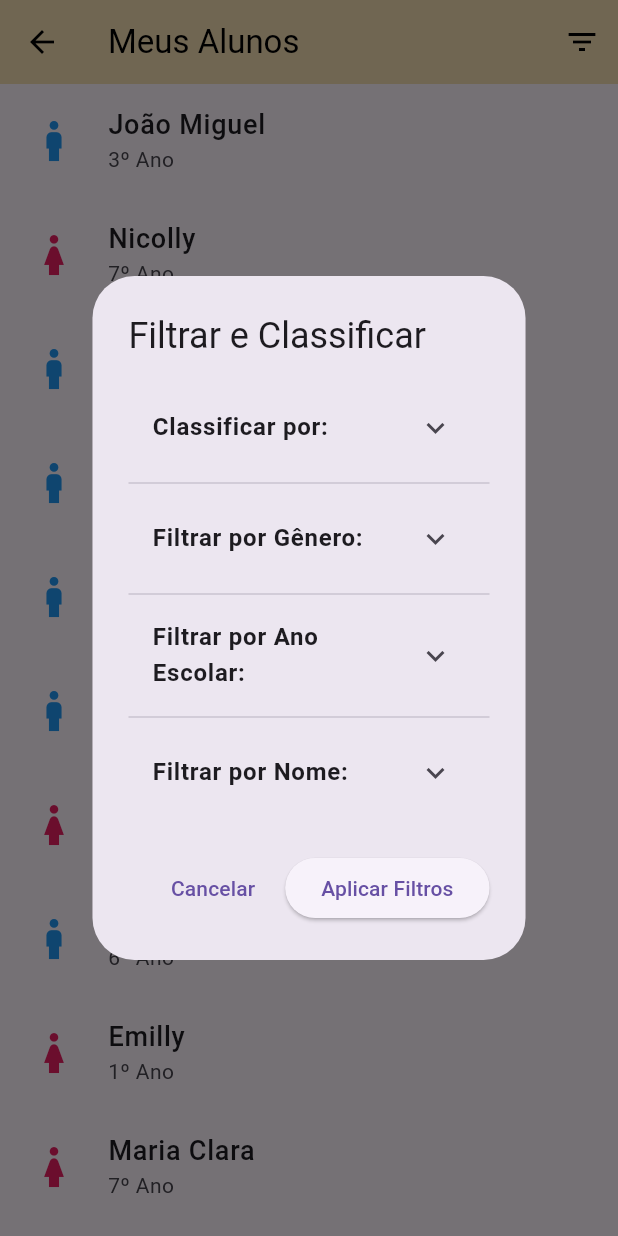
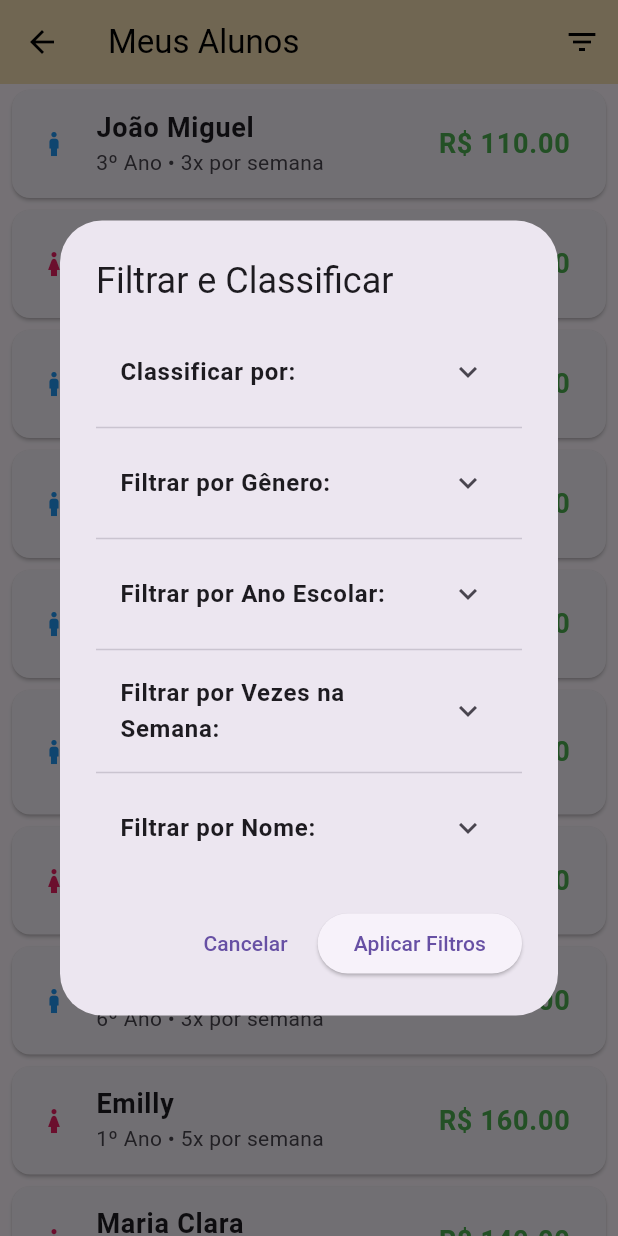
Before and after one commit to christian-marques/teaching_planner, a Flutter app: the StudentsPage screen opened directly, after a tap on the "filter list" icon, on a phone screen of 412 x 824 dp. Run offline on Flutter 3.47's test engine with Material 3 defaults, Android fonts, the phone set to English and light mode, and no system bars.

Commit message:
Página de Alunos
- Adição das vezes por semana e quanto cada aluno tem de mensalidade
- Criação inicial da parte de finanças

```diff
--- a/teaching_planner/lib/components/filter_dialog.dart
+++ b/teaching_planner/lib/components/filter_dialog.dart
@@ -6,8 +6,9 @@ class FilterDialog extends StatefulWidget {
   final List<String> selectedGenders;
   final List<String> selectedGrades;
   final List<String> selectedNames;
+  final List<int> selectedFrequencies;
   final String selectedSort;
-  final Function(List<String>, List<String>, List<String>, String) onApplyFilters;
+  final Function(List<String>, List<String>, List<String>, List<int>, String) onApplyFilters;
 
   const FilterDialog({
     super.key,
@@ -15,6 +16,7 @@ class FilterDialog extends StatefulWidget {
     required this.selectedGenders,
     required this.selectedGrades,
     required this.selectedNames,
+    required this.selectedFrequencies,
     required this.selectedSort,
     required this.onApplyFilters,
   });
@@ -27,11 +29,13 @@ class _FilterDialogState extends State<FilterDialog> {
   List<String> selectedGenders = [];
   List<String> selectedGrades = [];
   List<String> selectedNames = [];
+  List<int> selectedFrequencies = [];
   String selectedSort = "Nome";
 
   bool expandGender = false;
   bool expandGrade = false;
   bool expandName = false;
+  bool expandFrequency = false;
 
   @override
   void initState() {
@@ -39,23 +43,24 @@ class _FilterDialogState extends State<FilterDialog> {
     selectedGenders = List.from(widget.selectedGenders);
     selectedGrades = List.from(widget.selectedGrades);
     selectedNames = List.from(widget.selectedNames);
+    selectedFrequencies = List.from(widget.selectedFrequencies);
     selectedSort = widget.selectedSort;
   }
 
-  void _toggleSelection(List<String> list, String value) {
+  void _toggleSelection<T>(List<T> list, T value) {
     setState(() {
       list.contains(value) ? list.remove(value) : list.add(value);
     });
   }
 
-  void _toggleAll(List<String> list, List<String> allItems) {
+  void _toggleAll<T>(List<T> list, List<T> allItems) {
     setState(() {
       if (list.length == allItems.length) {
         list.clear();
       } else {
         list
           ..clear()
-          ..addAll(allItems);
+          ..addAll(List<T>.from(allItems)); // Correção para converter explicitamente
       }
     });
   }
@@ -71,9 +76,10 @@ class _FilterDialogState extends State<FilterDialog> {
         child: Column(
           crossAxisAlignment: CrossAxisAlignment.start,
           children: [
+            // Classificação
             ExpansionTile(
               title: const Text("Classificar por:", style: TextStyle(fontWeight: FontWeight.bold)),
-              children: ["Nome", "Gênero", "Ano Escolar"].map((sort) {
+              children: ["Nome", "Gênero", "Ano Escolar", "Vezes na Semana", "Mensalidade"].map((sort) {
                 return RadioListTile<String>(
                   title: Text(sort),
                   value: sort,
@@ -142,7 +148,35 @@ class _FilterDialogState extends State<FilterDialog> {
             ),
             const Divider(),
 
-            // Filtro por Nome (com Marcar/Desmarcar Todos)
+            // Filtro por Vezes na Semana
+            ExpansionTile(
+              title: const Text("Filtrar por Vezes na Semana:", style: TextStyle(fontWeight: FontWeight.bold)),
+              initiallyExpanded: expandFrequency,
+              children: [
+                Row(
+                  mainAxisAlignment: MainAxisAlignment.end,
+                  children: [
+                    TextButton(
+                      onPressed: () => _toggleAll(selectedFrequencies, [3, 5]),
+                      child: Text(selectedFrequencies.length == 2 ? "Desmarcar Todos" : "Marcar Todos"),
+                    ),
+                  ],
+                ),
+                CheckboxListTile(
+                  title: const Text("3x por semana"),
+                  value: selectedFrequencies.contains(3),
+                  onChanged: (_) => _toggleSelection(selectedFrequencies, 3),
+                ),
+                CheckboxListTile(
+                  title: const Text("5x por semana"),
+                  value: selectedFrequencies.contains(5),
+                  onChanged: (_) => _toggleSelection(selectedFrequencies, 5),
+                ),
+              ],
+            ),
+            const Divider(),
+
+            // Filtro por Nome
             ExpansionTile(
               title: const Text("Filtrar por Nome:", style: TextStyle(fontWeight: FontWeight.bold)),
               initiallyExpanded: expandName,
@@ -177,7 +211,7 @@ class _FilterDialogState extends State<FilterDialog> {
         ),
         ElevatedButton(
           onPressed: () {
-            widget.onApplyFilters(selectedGenders, selectedGrades, selectedNames, selectedSort);
+            widget.onApplyFilters(selectedGenders, selectedGrades, selectedNames, selectedFrequencies, selectedSort);
             Navigator.pop(context);
           },
           child: const Text("Aplicar Filtros"),
--- a/teaching_planner/lib/components/student_tile.dart
+++ b/teaching_planner/lib/components/student_tile.dart
@@ -1,5 +1,6 @@
 import 'package:flutter/material.dart';
 import '../models/student.dart';
+import '../services/finance_service.dart';
 
 class StudentTile extends StatelessWidget {
   final Student student;
@@ -8,18 +9,20 @@ class StudentTile extends StatelessWidget {
 
   @override
   Widget build(BuildContext context) {
-    return ListTile(
-      leading: Icon(
-        student.gender == "Masculino" ? Icons.boy : Icons.girl,
-        color: student.gender == "Masculino" ? Colors.blue : Colors.pink,
-        size: 40,
+    return Card(
+      margin: const EdgeInsets.symmetric(vertical: 4, horizontal: 8),
+      child: ListTile(
+        leading: Icon(
+          student.gender == "Masculino" ? Icons.boy : Icons.girl,
+          color: student.gender == "Masculino" ? Colors.blue : Colors.pink,
+        ),
+        title: Text(student.name, style: const TextStyle(fontSize: 18, fontWeight: FontWeight.bold)),
+        subtitle: Text("${student.grade} • ${student.classesPerWeek}x por semana"),
+        trailing: Text(
+          "R\$ ${FinanceService.getTuitionFee(student).toStringAsFixed(2)}",
+          style: const TextStyle(fontSize: 18, fontWeight: FontWeight.bold, color: Colors.green),
+        ),
       ),
-      title: Text(
-        student.name,
-        style: const TextStyle(fontSize: 18, fontWeight: FontWeight.w500),
-      ),
-      subtitle: Text(student.grade),
-      contentPadding: const EdgeInsets.symmetric(horizontal: 16, vertical: 2),
     );
   }
 }
--- a/teaching_planner/lib/pages/students.dart
+++ b/teaching_planner/lib/pages/students.dart
@@ -1,5 +1,6 @@
 import 'package:flutter/material.dart';
 import '../services/student_service.dart';
+import '../services/finance_service.dart';
 import '../components/student_tile.dart';
 import '../components/filter_dialog.dart';
 import '../models/student.dart';
@@ -17,6 +18,7 @@ class _StudentsPageState extends State<StudentsPage> {
   List<String> selectedGenders = [];
   List<String> selectedGrades = [];
   List<String> selectedNames = [];
+  List<int> selectedFrequencies = [];
   String sortBy = "Nome";
 
   @override
@@ -25,18 +27,20 @@ class _StudentsPageState extends State<StudentsPage> {
     filteredStudents = List.from(students);
   }
 
-  void _applyFilters(List<String> genders, List<String> grades, List<String> names, String sort) {
+  void _applyFilters(List<String> genders, List<String> grades, List<String> names, List<int> frequencies, String sort) {
     setState(() {
       selectedGenders = genders;
       selectedGrades = grades;
       selectedNames = names;
+      selectedFrequencies = frequencies;
       sortBy = sort;
 
       filteredStudents = students.where((student) {
         bool matchesGender = selectedGenders.isEmpty || selectedGenders.contains(student.gender);
         bool matchesGrade = selectedGrades.isEmpty || selectedGrades.contains(student.grade);
         bool matchesName = selectedNames.isEmpty || selectedNames.contains(student.name);
-        return matchesGender && matchesGrade && matchesName;
+        bool matchesFrequency = selectedFrequencies.isEmpty || selectedFrequencies.contains(student.classesPerWeek);
+        return matchesGender && matchesGrade && matchesName && matchesFrequency;
       }).toList();
 
       _sortStudents();
@@ -47,10 +51,10 @@ class _StudentsPageState extends State<StudentsPage> {
     setState(() {
       if (sortBy == "Nome") {
         filteredStudents.sort((a, b) => a.name.compareTo(b.name));
-      } else if (sortBy == "Gênero") {
-        filteredStudents.sort((a, b) => a.gender.compareTo(b.gender));
-      } else if (sortBy == "Ano Escolar") {
-        filteredStudents.sort((a, b) => a.grade.compareTo(b.grade));
+      } else if (sortBy == "Vezes na Semana") {
+        filteredStudents.sort((a, b) => a.classesPerWeek.compareTo(b.classesPerWeek));
+      } else if (sortBy == "Mensalidade") {
+        filteredStudents.sort((a, b) => FinanceService.getTuitionFee(a).compareTo(FinanceService.getTuitionFee(b)));
       }
     });
   }
@@ -59,12 +63,9 @@ class _StudentsPageState extends State<StudentsPage> {
   Widget build(BuildContext context) {
     return Scaffold(
       appBar: AppBar(
-        backgroundColor: const Color(0xFFF5DEB3), // Bege
-        title: const Text(
-          "Meus Alunos",
-          style: TextStyle(color: Colors.black), // Texto preto para contraste
-        ),
-        iconTheme: const IconThemeData(color: Colors.black), // Ícone preto para contraste
+        backgroundColor: const Color(0xFFF5DEB3),
+        title: const Text("Meus Alunos", style: TextStyle(color: Colors.black)),
+        iconTheme: const IconThemeData(color: Colors.black),
         actions: [
           IconButton(
             icon: const Icon(Icons.filter_list),
@@ -76,6 +77,7 @@ class _StudentsPageState extends State<StudentsPage> {
                   selectedGenders: selectedGenders,
                   selectedGrades: selectedGrades,
                   selectedNames: selectedNames,
+                  selectedFrequencies: selectedFrequencies,
                   selectedSort: sortBy,
                   onApplyFilters: _applyFilters,
                 ),
```
Also changed, not shown: teaching_planner/lib/pages/finance.dart (+12 -69 lines).
